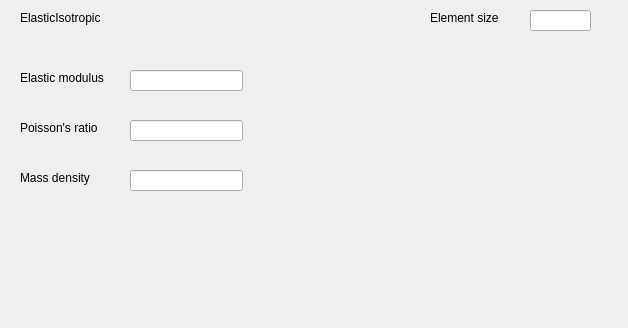
Old version of the form UI/elasticisotropic.ui in the repository NHERI-SimCenter/s3hark.
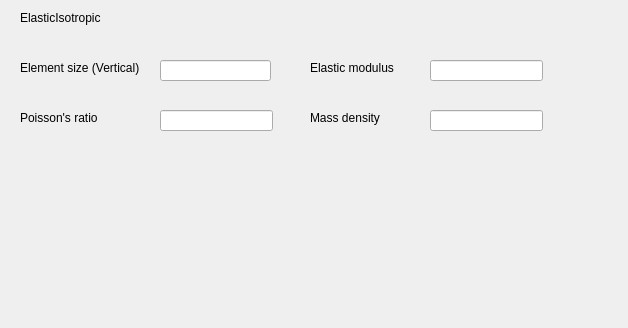
New version of the form.

Diff of the .ui file:
```diff
--- a/UI/elasticisotropic.ui
+++ b/UI/elasticisotropic.ui
@@ -29,8 +29,8 @@
   <widget class="QLabel" name="label_2">
    <property name="geometry">
     <rect>
-     <x>20</x>
-     <y>70</y>
+     <x>310</x>
+     <y>60</y>
      <width>101</width>
      <height>16</height>
     </rect>
@@ -43,7 +43,7 @@
    <property name="geometry">
     <rect>
      <x>20</x>
-     <y>120</y>
+     <y>110</y>
      <width>101</width>
      <height>16</height>
     </rect>
@@ -55,8 +55,8 @@
   <widget class="QLabel" name="label_4">
    <property name="geometry">
     <rect>
-     <x>20</x>
-     <y>170</y>
+     <x>310</x>
+     <y>110</y>
      <width>91</width>
      <height>16</height>
     </rect>
@@ -68,8 +68,8 @@
   <widget class="QLineEdit" name="EEdt">
    <property name="geometry">
     <rect>
-     <x>130</x>
-     <y>70</y>
+     <x>430</x>
+     <y>60</y>
      <width>113</width>
      <height>21</height>
     </rect>
@@ -78,8 +78,8 @@
   <widget class="QLineEdit" name="vEdt">
    <property name="geometry">
     <rect>
-     <x>130</x>
-     <y>120</y>
+     <x>160</x>
+     <y>110</y>
      <width>113</width>
      <height>21</height>
     </rect>
@@ -88,8 +88,8 @@
   <widget class="QLineEdit" name="rhoEdt">
    <property name="geometry">
     <rect>
-     <x>130</x>
-     <y>170</y>
+     <x>430</x>
+     <y>110</y>
      <width>113</width>
      <height>21</height>
     </rect>
@@ -98,22 +98,22 @@
   <widget class="QLabel" name="label_5">
    <property name="geometry">
     <rect>
-     <x>430</x>
-     <y>10</y>
-     <width>111</width>
+     <x>20</x>
+     <y>60</y>
+     <width>141</width>
      <height>16</height>
     </rect>
    </property>
    <property name="text">
-    <string>Element size</string>
+    <string>Element size (Vertical)</string>
    </property>
   </widget>
   <widget class="QLineEdit" name="eSize">
    <property name="geometry">
     <rect>
-     <x>530</x>
-     <y>10</y>
-     <width>61</width>
+     <x>160</x>
+     <y>60</y>
+     <width>111</width>
      <height>21</height>
     </rect>
    </property>
```
Left out of the diff: 3 changed lines with no effect on the pictures.
